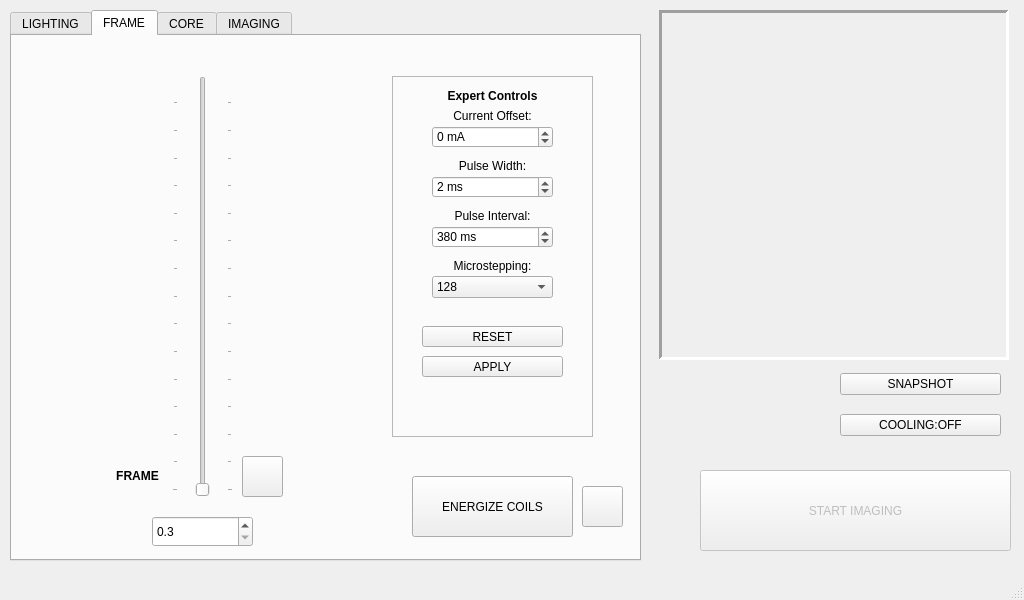
Above: _ui/Clinostat.ui from CoSE-Jerry/3D-Clinostat before the change. Below: the same form after it.
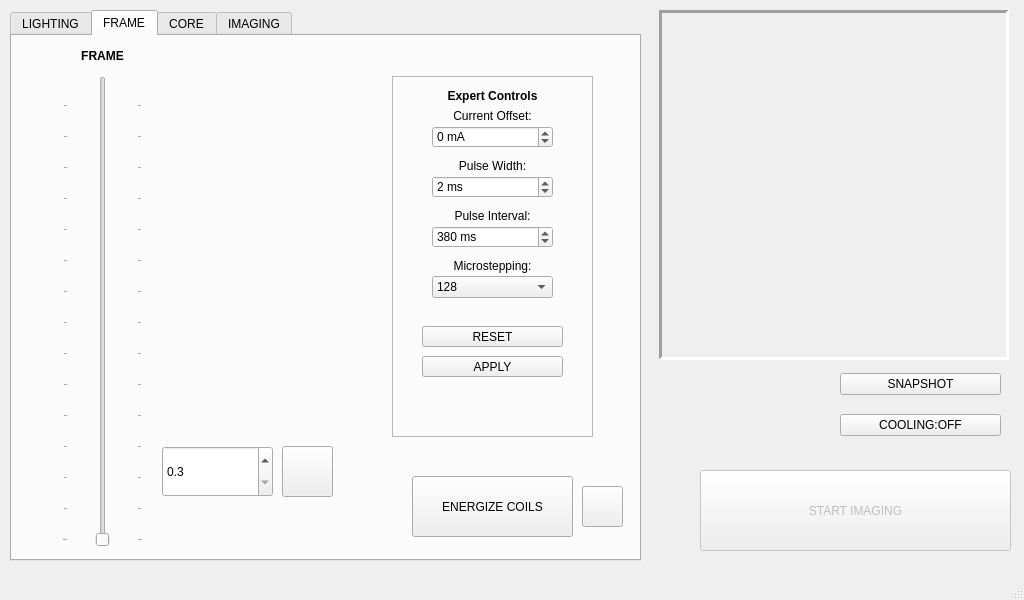
That is the form after the change. Icons and pictures are not drawn.

Diff of the .ui file:
```diff
--- a/_ui/Clinostat.ui
+++ b/_ui/Clinostat.ui
@@ -433,10 +433,10 @@
      <widget class="QSlider" name="frame_verticalSlider">
       <property name="geometry">
        <rect>
-        <x>160</x>
+        <x>50</x>
         <y>40</y>
-        <width>61</width>
-        <height>421</height>
+        <width>81</width>
+        <height>471</height>
        </rect>
       </property>
       <property name="minimum">
@@ -461,10 +461,10 @@
      <widget class="QPushButton" name="frameReverse_pushButton">
       <property name="geometry">
        <rect>
-        <x>230</x>
-        <y>420</y>
-        <width>41</width>
-        <height>41</height>
+        <x>270</x>
+        <y>410</y>
+        <width>51</width>
+        <height>51</height>
        </rect>
       </property>
       <property name="text">
@@ -716,9 +716,9 @@
      <widget class="QLabel" name="frame_label">
       <property name="geometry">
        <rect>
-        <x>90</x>
-        <y>430</y>
-        <width>71</width>
+        <x>45</x>
+        <y>10</y>
+        <width>91</width>
         <height>21</height>
        </rect>
       </property>
@@ -729,10 +729,10 @@
      <widget class="QDoubleSpinBox" name="frame_spinBox">
       <property name="geometry">
        <rect>
-        <x>140</x>
-        <y>480</y>
-        <width>101</width>
-        <height>31</height>
+        <x>150</x>
+        <y>410</y>
+        <width>111</width>
+        <height>51</height>
        </rect>
       </property>
       <property name="decimals">
```
